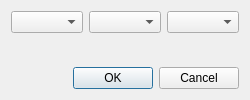
This is src/ui/recoverwallet.ui in Open-Transactions/metier as Qt 5 draws it before an edit. The edited form follows.
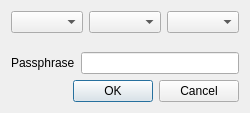
This is the edited form.

Diff of the .ui file:
```diff
--- a/src/ui/recoverwallet.ui
+++ b/src/ui/recoverwallet.ui
@@ -70,6 +70,40 @@
      </property>
     </spacer>
    </item>
+   <item>
+    <widget class="QFrame" name="passwordFrame">
+     <property name="frameShape">
+      <enum>QFrame::NoFrame</enum>
+     </property>
+     <property name="frameShadow">
+      <enum>QFrame::Plain</enum>
+     </property>
+     <layout class="QHBoxLayout" name="passwordLayout">
+      <property name="leftMargin">
+       <number>0</number>
+      </property>
+      <property name="topMargin">
+       <number>0</number>
+      </property>
+      <property name="rightMargin">
+       <number>0</number>
+      </property>
+      <property name="bottomMargin">
+       <number>0</number>
+      </property>
+      <item>
+       <widget class="QLabel" name="passwordLabel">
+        <property name="text">
+         <string>Passphrase</string>
+        </property>
+       </widget>
+      </item>
+      <item>
+       <widget class="QLineEdit" name="password"/>
+      </item>
+     </layout>
+    </widget>
+   </item>
    <item>
     <widget class="QDialogButtonBox" name="control">
      <property name="orientation">
```
